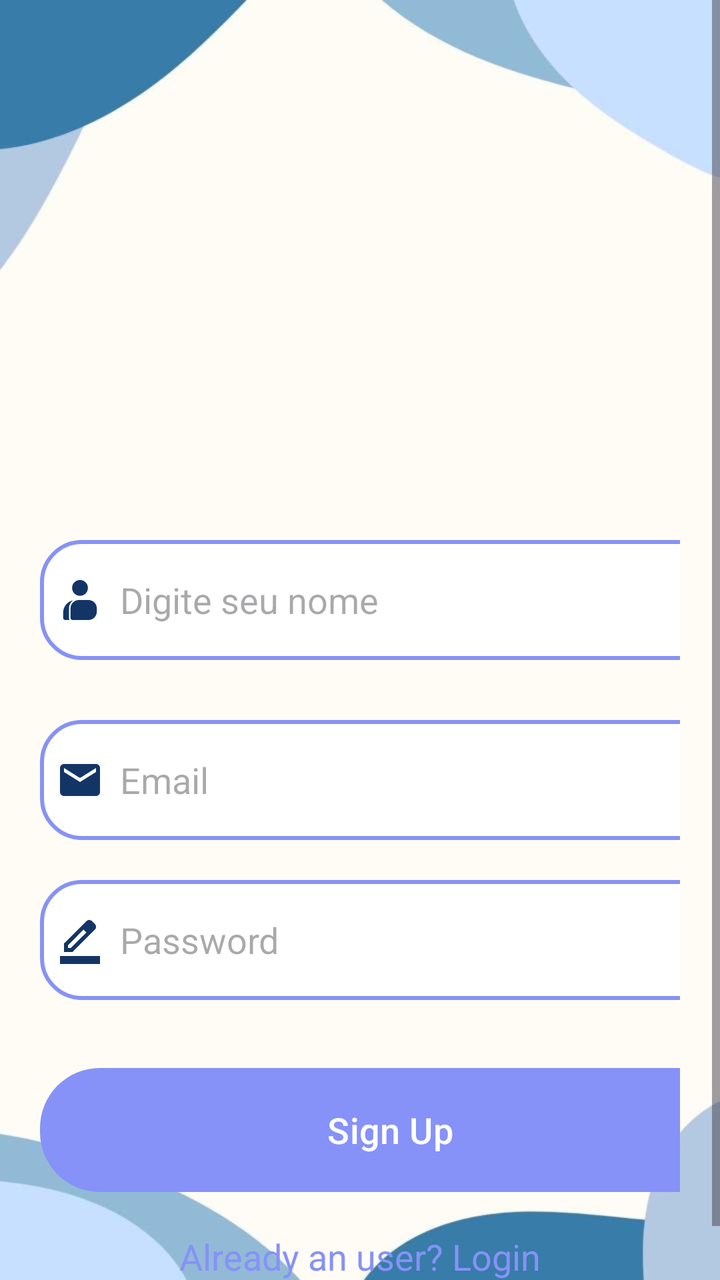
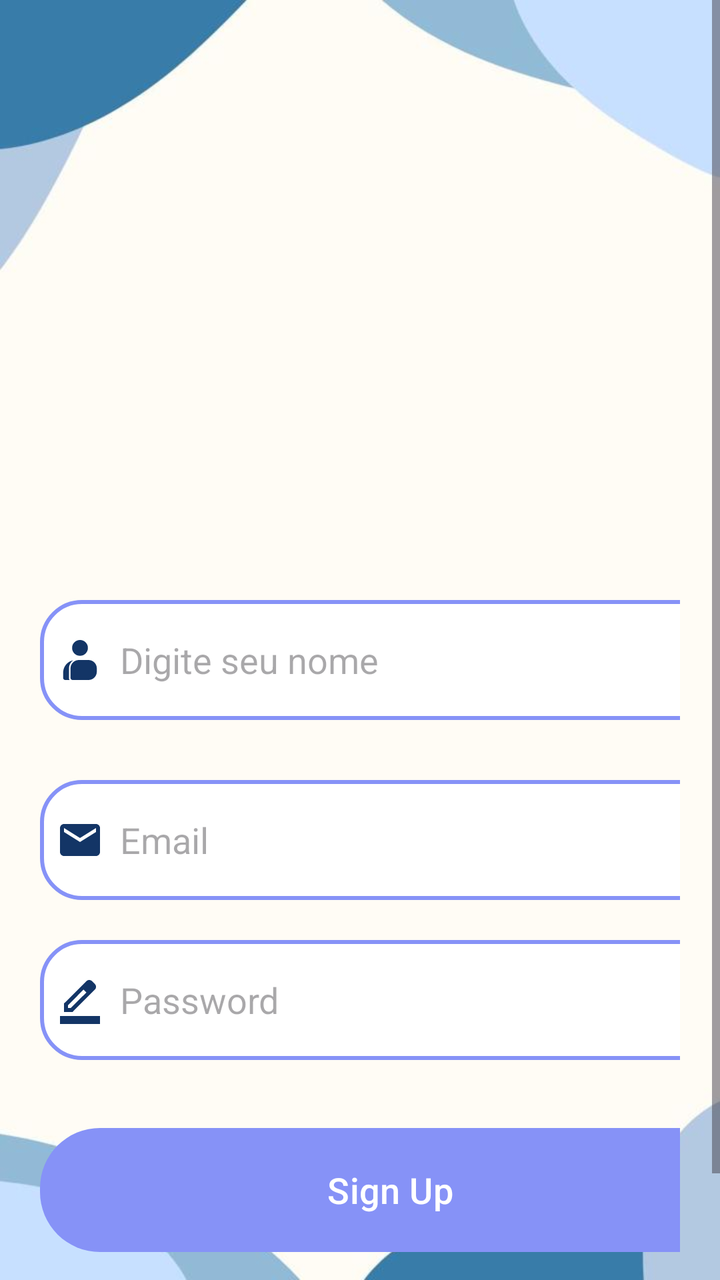

Two renders of the same Android screen: before a commit and after it. Below are the layout's source before the change and the commit's diff.
<!-- AndroidManifest.xml: application theme Theme.Peekaboo -->
<!-- res/layout/activity_cadastrar_user.xml -->
<?xml version="1.0" encoding="utf-8"?>
<ScrollView
    xmlns:android="http://schemas.android.com/apk/res/android"
    xmlns:app="http://schemas.android.com/apk/res-auto"
    xmlns:tools="http://schemas.android.com/tools"
    android:layout_width="match_parent"
    android:layout_height="match_parent"
    android:orientation="vertical"
    android:background="@drawable/dois"
    tools:context=".Cadastrar_user">

    <LinearLayout
        android:layout_width="match_parent"
        android:layout_height="wrap_content"
        android:orientation="vertical">

        <LinearLayout
            android:layout_width="match_parent"
            android:layout_height="wrap_content"
            android:layout_marginTop="230dp"
            android:orientation="vertical"
            android:padding="20dp">

            <EditText
                android:id="@+id/signup_nome"
                android:layout_width="350dp"
                android:layout_height="60dp"
                android:layout_marginTop="20dp"
                android:background="@drawable/lavender_border"
                android:drawableLeft="@drawable/outline_user_product_24"
                android:drawablePadding="8dp"
                android:hint="Digite seu nome"
                android:inputType="text"
                android:padding="8dp" />

            <EditText
                android:id="@+id/signup_email"
                android:layout_width="350dp"
                android:layout_height="60dp"
                android:layout_marginTop="30dp"
                android:background="@drawable/lavender_border"
                android:drawableLeft="@drawable/baseline_email_24"
                android:drawablePadding="8dp"
                android:hint="Email"
                android:padding="8dp" />

            <EditText
                android:id="@+id/signup_password"
                android:layout_width="350dp"
                android:layout_height="60dp"
                android:layout_marginTop="20dp"
                android:background="@drawable/lavender_border"
                android:drawableLeft="@drawable/outline_border_color_24"
                android:drawablePadding="8dp"
                android:hint="Password"
                android:inputType="textPassword"
                android:padding="8dp" />

            <Button
                android:id="@+id/btcadastrar_user"
                android:layout_width="350dp"
                android:layout_height="70dp"
                android:layout_marginTop="30dp"
                android:text="Sign Up"
                android:textSize="18sp"
                app:cornerRadius="30dp" />


            <TextView
                android:id="@+id/loginRedirectText"
                android:layout_width="wrap_content"
                android:layout_height="wrap_content"
                android:layout_gravity="center"
                android:layout_marginTop="8dp"
                android:padding="8dp"
                android:text="Already an user? Login"
                android:textColor="@color/lavender"
                android:textSize="18sp" />

        </LinearLayout>
    </LinearLayout>
</ScrollView>
<!-- resources referenced by this layout -->
<resources>
  <color name="lavender">#8692f7</color>
  <!-- drawable baseline_email_24 (drawable) -->
  <vector xmlns:android="http://schemas.android.com/apk/res/android" android:height="24dp" android:tint="#133566" android:viewportHeight="24" android:viewportWidth="24" android:width="24dp">
        
      <path android:fillColor="@android:color/white" android:pathData="M20,4L4,4c-1.1,0 -1.99,0.9 -1.99,2L2,18c0,1.1 0.9,2 2,2h16c1.1,0 2,-0.9 2,-2L22,6c0,-1.1 -0.9,-2 -2,-2zM20,8l-8,5 -8,-5L4,6l8,5 8,-5v2z"/>
      
  </vector>
  <!-- drawable dois: jpg bitmap (drawable, 13995 bytes) -->
  <!-- drawable lavender_border (drawable) -->
  <?xml version="1.0" encoding="utf-8"?>
  <shape xmlns:android="http://schemas.android.com/apk/res/android"
      android:shape="rectangle">
      <corners
          android:radius="20dp"/>
      <stroke
          android:color="@color/lavender"
          android:width="2dp"/>
      <solid
          android:color="@color/white"/>
  </shape>
  <!-- drawable outline_border_color_24 (drawable) -->
  <vector xmlns:android="http://schemas.android.com/apk/res/android" android:height="24dp" android:tint="#133566" android:viewportHeight="960" android:viewportWidth="960" android:width="24dp">
        
      <path android:fillColor="@android:color/white" android:pathData="M80,960L80,800L880,800L880,960L80,960ZM240,640L296,640L608,329L579,300L551,272L240,584L240,640ZM160,720L160,550L608,103Q619,92 633.5,86Q648,80 664,80Q680,80 695,86Q710,92 722,104L777,160Q789,171 794.5,186Q800,201 800,217Q800,232 794.5,246.5Q789,261 777,273L330,720L160,720ZM720,216L720,216L664,160L664,160L720,216ZM608,329L579,300L551,272L551,272L608,329Z"/>
      
  </vector>
  <!-- drawable outline_user_product_24 (drawable) -->
  <vector xmlns:android="http://schemas.android.com/apk/res/android" android:height="24dp" android:tint="#133566" android:viewportHeight="960" android:viewportWidth="960" android:width="24dp">
        
      <path android:fillColor="@android:color/white" android:pathData="M185,880Q168,880 155.5,867.5Q143,855 143,838L143,733Q143,643 199,574Q255,505 343,486Q303,514 281,556.5Q259,599 259,648L259,838Q259,849 262,860Q265,871 272,880L185,880ZM332,880Q315,880 302.5,867.5Q290,855 290,838L290,648Q290,578 339.5,529Q389,480 459,480L648,480Q718,480 767,529Q816,578 816,648L816,712Q816,782 767,831Q718,880 648,880L332,880ZM480,396Q414,396 368,350Q322,304 322,238Q322,172 368,126Q414,80 480,80Q546,80 592,126Q638,172 638,238Q638,304 592,350Q546,396 480,396Z"/>
      
  </vector>
  <style name="Theme.Peekaboo" parent="Base.Theme.Peekaboo" />
  <color name="white">#FFFFFFFF</color>
  <style name="Base.Theme.Peekaboo" parent="Theme.Material3.DayNight.NoActionBar">
          <item name="colorPrimary">@color/lavender</item>
          <item name="colorPrimaryVariant">@color/lavender</item>
          <item name="colorOnPrimary">@color/white</item>
          <item name="colorSecondary">@color/teal_200</item>
          <item name="colorSecondaryVariant">@color/teal_700</item>
          <item name="colorOnSecondary">@color/black</item>
          
          <item name="android:statusBarColor">?attr/colorPrimaryVariant</item>
      </style>
  <color name="teal_200">#FF03DAC5</color>
  <color name="teal_700">#FF018786</color>
  <color name="black">#FF000000</color>
</resources>

<!-- the commit's change to res/layout/activity_cadastrar_user.xml (unified diff, before → after) -->
@@ -17,7 +17,7 @@
         <LinearLayout
             android:layout_width="match_parent"
             android:layout_height="wrap_content"
-            android:layout_marginTop="230dp"
+            android:layout_marginTop="260dp"
             android:orientation="vertical"
             android:padding="20dp">
 
